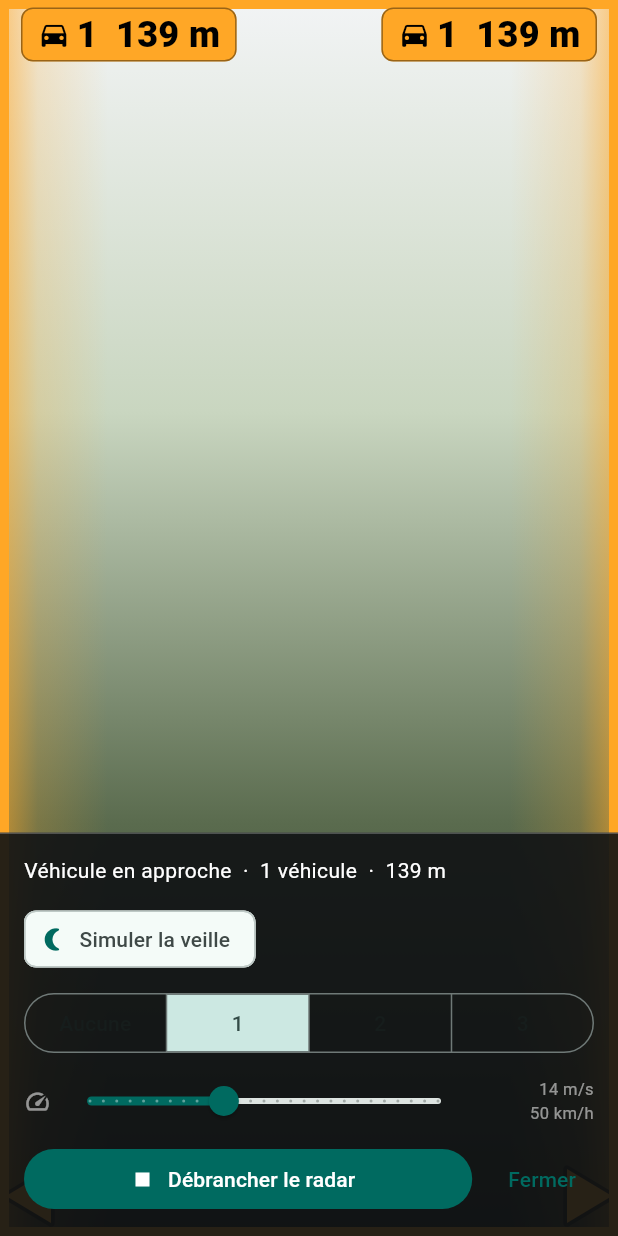
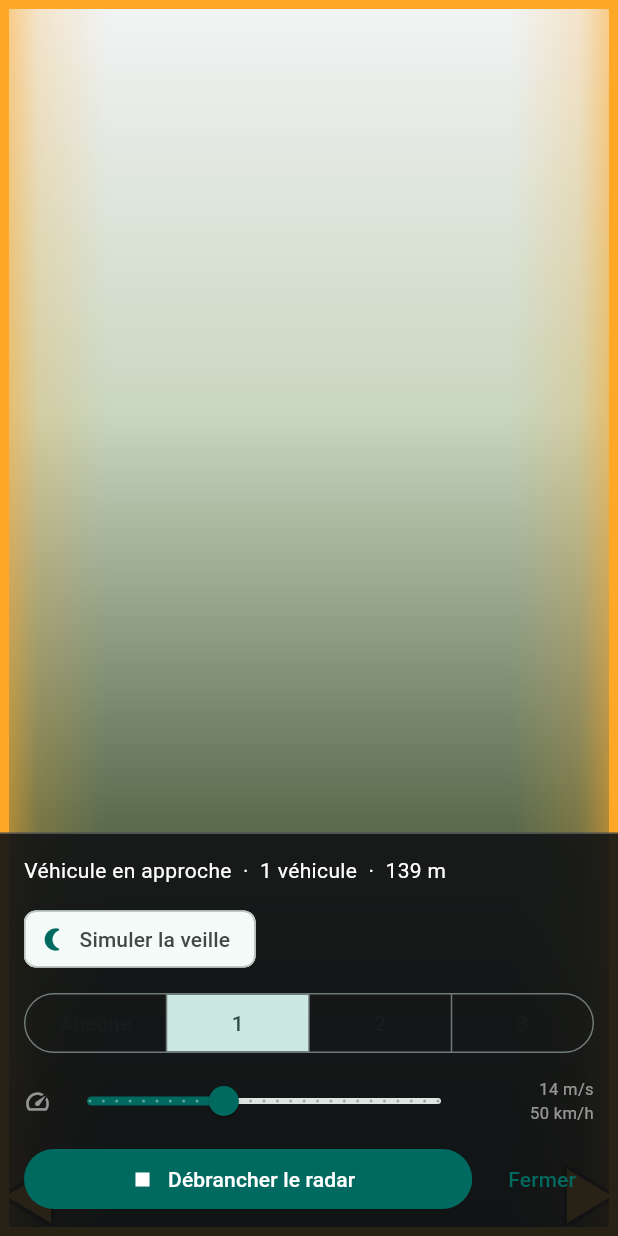
Before and after one commit to vitalik930613/Sports-Scope-Companion, a Flutter app: the RadarDebugPage screen opened directly, after a tap on "Démarrer", on a phone screen of 412 x 824 dp. Run offline on Flutter 3.47's test engine with Material 3 defaults, Android fonts, the phone set to English and light mode, and no system bars; our stand-ins replace app_links, audioplayers, flutter_blue_plus, font_awesome_flutter, geolocator, package_info_plus and 4 more; missing offline and left inert: webview_flutter_android; network calls fail.

Commit message:
suppression des pastille du radar en haut à côté de la webcam

```diff
--- a/lib/ride/radar_debug_page.dart
+++ b/lib/ride/radar_debug_page.dart
@@ -7,7 +7,6 @@ import 'radar_alert_sound.dart';
 import 'radar_severity.dart';
 import 'radar_simulator.dart';
 import 'radar_wake_policy.dart';
-import 'widgets/radar_distance_badges.dart';
 import 'widgets/radar_frame.dart';
 import 'widgets/radar_side_gauge.dart';
 import 'widgets/radar_wake_page.dart';
@@ -16,14 +15,14 @@ import 'widgets/radar_wake_page.dart';
 /// sans voiture.
 ///
 /// Elle n'imite rien. Ce sont **les widgets de la sortie** qui sont montés ici —
-/// la même jauge, le même cadre, les mêmes mètres — nourris par le même
-/// [RadarViewNotifier] et doublés du même lecteur de sons. Une page qui
-/// redessinerait le radar à sa façon ne prouverait que sa propre justesse ;
-/// celle-ci prouve celle de la sortie.
+/// la même jauge, le même cadre — nourris par le même [RadarViewNotifier] et
+/// doublés du même lecteur de sons. Une page qui redessinerait le radar à sa
+/// façon ne prouverait que sa propre justesse ; celle-ci prouve celle de la
+/// sortie.
 ///
 /// Le fond n'est pas décoratif non plus : il passe du blanc au sombre pour que
-/// le dégradé des gouttières, le halo des marques et les pastilles de mètres
-/// soient jugés sur le pire cas — une carte enneigée en haut, une forêt en bas.
+/// le dégradé des gouttières et le halo des marques soient jugés sur le pire
+/// cas — une carte enneigée en haut, une forêt en bas.
 class RadarDebugPage extends StatefulWidget {
   const RadarDebugPage({super.key});
 
@@ -133,8 +132,9 @@ class _RadarDebugPageState extends State<RadarDebugPage> {
   Widget build(BuildContext context) {
     return Scaffold(
       backgroundColor: Colors.black,
-      // Pas d'`AppBar` : les mètres s'affichent dans la bande de l'encoche, et
-      // une barre par-dessus les mettrait ailleurs que là où on veut les juger.
+      // Pas d'`AppBar` : le cadre et les gouttières vont jusqu'au bord de
+      // l'écran, et une barre par-dessus les mettrait ailleurs que là où on
+      // veut les juger.
       body: ValueListenableBuilder<RadarView>(
         valueListenable: _radar,
         builder: (context, radar, _) => Stack(
@@ -171,12 +171,6 @@ class _RadarDebugPageState extends State<RadarDebugPage> {
                 ),
               ),
             Positioned.fill(child: RadarFrame(severity: radar.severity)),
-            Positioned(
-              left: 0,
-              right: 0,
-              top: 0,
-              child: RadarDistanceBadges(view: radar),
-            ),
             Positioned(
               left: 0,
               right: 0,
--- a/lib/ride/ride_shell_page.dart
+++ b/lib/ride/ride_shell_page.dart
@@ -39,7 +39,6 @@ import 'widgets/climb_badge.dart';
 import 'widgets/climb_profile_overlay.dart';
 import 'widgets/map_edge_handle.dart';
 import 'widgets/map_swipe_zone.dart';
-import 'widgets/radar_distance_badges.dart';
 import 'widgets/radar_frame.dart';
 import 'widgets/radar_side_gauge.dart';
 import 'widgets/radar_wake_page.dart';
@@ -1030,10 +1029,9 @@ class _RideShellPageState extends State<RideShellPage>
                 child: RidePageFlash(page: _page, count: _pageCount),
               ),
             ),
-            // La pastille de col : repliée, épinglée en haut à droite, sous la
-            // bande de l'encoche (RadarDistanceBadges) pour ne jamais
-            // s'empiler avec elle. Posée après le bandeau/numéro de page pour
-            // rester visible même par-dessus la veille radar (reveil-radar) —
+            // La pastille de col : repliée, épinglée en haut à droite. Posée
+            // après le bandeau/numéro de page pour rester visible même
+            // par-dessus la veille radar (reveil-radar) —
             // un col en cours ne doit pas disparaître derrière une alerte
             // voiture, les deux sont des informations indépendantes.
             Positioned(
@@ -1116,20 +1114,6 @@ class _RideShellPageState extends State<RideShellPage>
                   valueListenable: _radar,
                   builder: (context, radar, _) =>
                       RadarFrame(severity: radar.severity),
-                ),
-              ),
-            // Les mètres dans la bande de l'encoche, au-dessus du cadre : c'est
-            // le chiffre qu'on va chercher, il ne doit être recouvert par rien.
-            if (_overlay)
-              Positioned(
-                key: const ValueKey('metres-radar'),
-                left: 0,
-                right: 0,
-                top: 0,
-                child: ValueListenableBuilder<RadarView>(
-                  valueListenable: _radar,
-                  builder: (context, radar, _) =>
-                      RadarDistanceBadges(view: radar),
                 ),
               ),
           ],
--- a/lib/ride/widgets/radar_distance_badges.dart
+++ /dev/null
@@ -1,147 +0,0 @@
-import 'dart:math' as math;
-
-import 'package:flutter/material.dart';
-
-import '../radar_severity.dart';
-
-/// Combien de véhicules, et à quelle distance est le plus proche — en haut de
-/// l'écran, **de part et d'autre de l'encoche**.
-///
-/// Deux fois la même chose, et c'est voulu : on ne sait pas de quel côté les
-/// yeux du cycliste reviendront de la route, et la bande du haut est la seule
-/// surface de l'écran qui ne serve à rien d'autre — l'encoche l'a déjà rendue
-/// inutilisable pour de la carte. Les deux côtés sont **identiques et pas en
-/// miroir** : une forme qu'on reconnaît sans la lire vaut mieux qu'une symétrie
-/// qui oblige à trouver par quel bout commencer.
-///
-/// C'est la seule partie du radar qui donne des chiffres. La jauge dit « quelque
-/// chose approche » sans qu'on ait à lire ; ici on décide — se déporter ou
-/// tenir, laisser passer un véhicule ou une file — et cette décision-là mérite
-/// qu'on regarde.
-///
-/// Rien quand la route est dégagée : la bande du haut redevient noire.
-class RadarDistanceBadges extends StatelessWidget {
-  const RadarDistanceBadges({super.key, required this.view});
-
-  final RadarView view;
-
-  static const _close = Color(0xFFEF5350);
-  static const _approaching = Color(0xFFFFA726);
-
-  /// Hauteur minimale de la bande, pour les écrans sans encoche : sans plancher,
-  /// le chiffre se collerait au bord. Relevée avec la pastille — un fond plein
-  /// a besoin d'un peu d'air, sinon il touche le haut de l'écran.
-  static const _minHeight = 46.0;
-
-  @override
-  Widget build(BuildContext context) {
-    final nearest = view.nearestM;
-    if (!view.isAlerting || nearest == null) return const SizedBox.shrink();
-
-    final color =
-        view.severity == RadarSeverity.close ? _close : _approaching;
-
-    // `viewPadding` et non `padding` : en immersif les barres système sont
-    // masquées, mais l'encoche, elle, est toujours là.
-    final height = math.max(
-      MediaQuery.viewPaddingOf(context).top,
-      _minHeight,
-    );
-
-    // Aucun geste : la zone de tap du haut appartient à la page web, c'est elle
-    // qui pilote le rétroéclairage.
-    return IgnorePointer(
-      child: SizedBox(
-        height: height,
-        child: Padding(
-          padding: const EdgeInsets.symmetric(horizontal: 14),
-          child: Row(
-            mainAxisAlignment: MainAxisAlignment.spaceBetween,
-            children: [
-              for (var i = 0; i < 2; i++)
-                // Les deux pastilles ont grossi jusqu'à occuper presque toute
-                // la largeur : sur un écran étroit, on préfère les réduire un
-                // peu que déborder. Elles restent entières, jamais rognées.
-                Flexible(
-                  child: FittedBox(
-                    fit: BoxFit.scaleDown,
-                    alignment: i == 0
-                        ? Alignment.centerLeft
-                        : Alignment.centerRight,
-                    child: _Badge(
-                      count: view.count,
-                      distanceM: nearest,
-                      color: color,
-                    ),
-                  ),
-                ),
-            ],
-          ),
-        ),
-      ),
-    );
-  }
-}
-
-class _Badge extends StatelessWidget {
-  const _Badge({
-    required this.count,
-    required this.distanceM,
-    required this.color,
-  });
-
-  final int count;
-  final int distanceM;
-  final Color color;
-
-  /// **Un aplat de la couleur de l'alerte, pas du texte coloré.** La bande du
-  /// haut peut tomber sur n'importe quoi — un ciel clair, un lac, un champ de
-  /// neige, une route grise — et un chiffre orange posé dessus était illisible
-  /// à vélo, ombres portées comprises. La pastille, elle, apporte son propre
-  /// fond : le contraste ne dépend plus de la carte. Elle porte du même coup la
-  /// gravité **sans qu'on lise le chiffre**, comme le cadre et les gouttières.
-  ///
-  /// Encre noire sur les deux couleurs : le rouge et l'orange du radar sont
-  /// clairs (contraste ~7 avec le noir, ~3 avec le blanc). Même raison que le
-  /// jaune de la zone 4 dans le bandeau du bas.
-  static const _ink = Colors.black;
-
-  /// Un liseré sombre autour de la pastille : sur une carte sombre, un aplat
-  /// saturé bave et perd son bord.
-  static const _outline = Color(0x66000000);
-
-  @override
-  Widget build(BuildContext context) {
-    return Container(
-      padding: const EdgeInsets.symmetric(horizontal: 10, vertical: 5),
-      decoration: BoxDecoration(
-        color: color,
-        borderRadius: BorderRadius.circular(8),
-        border: Border.all(color: _outline, width: 1),
-      ),
-      child: Row(
-        mainAxisSize: MainAxisSize.min,
-        children: [
-          // Le pictogramme dit de quoi on parle sans un mot : sans lui, deux
-          // nombres côte à côte se liraient comme une seule mesure.
-          const Icon(Icons.directions_car, size: 22, color: _ink),
-          const SizedBox(width: 4),
-          _number('$count'),
-          const SizedBox(width: 12),
-          _number('$distanceM m'),
-        ],
-      ),
-    );
-  }
-
-  Widget _number(String value) => Text(
-        value,
-        maxLines: 1,
-        style: const TextStyle(
-          color: _ink,
-          fontSize: 24,
-          fontWeight: FontWeight.w800,
-          height: 1,
-        ),
-      );
-}
```
Also changed, not shown: 1 other file.
